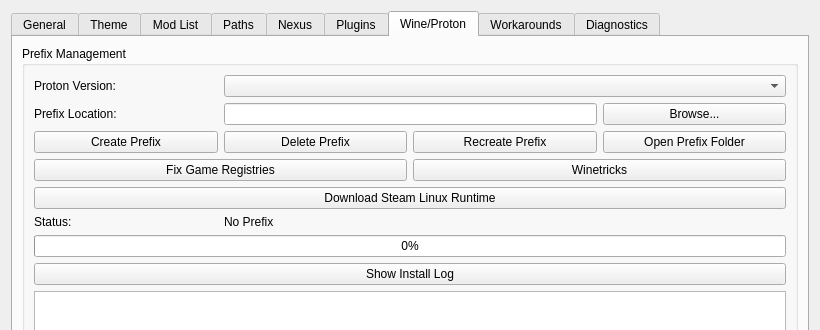
Above: src/src/settingsdialog.ui from saghm/Fluorine-Manager before the change; both pictures show x 0 to 820 and y 0 to 330 of the 820 by 592 pixel window. Below: the same form after it.
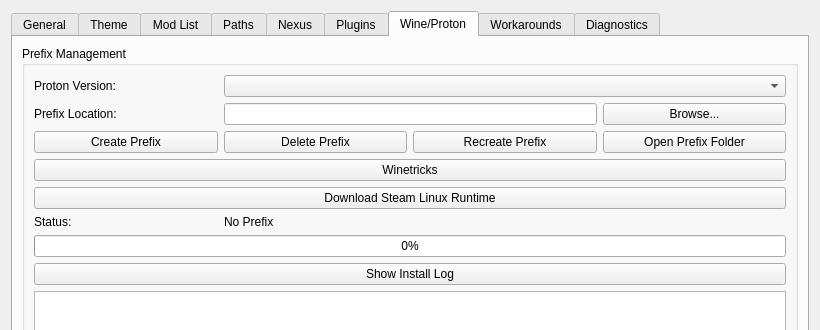
That is the form after the change. The open tabs and pages were chosen to show the change. Icons and pictures are not drawn. Custom widgets are drawn as their Qt base class.

Commit message:
Remove Fix Game Registries button, fix BethINI New Vegas detection
The auto-prompt in organizercore already offers to fix the registry
on launch, so the manual button is redundant.

BethINI Pie plugin compared against managedGame()->gameName(), but
GameFalloutNV returns "New Vegas" while BethINI's app folder is
"Fallout New Vegas" — add an alias map so NV is detected correctly.

```diff
--- a/src/src/settingsdialog.ui
+++ b/src/src/settingsdialog.ui
@@ -1783,17 +1783,7 @@
             </property>
            </widget>
           </item>
-          <item row="3" column="0" colspan="2">
-           <widget class="QPushButton" name="fixGameRegistriesButton">
-            <property name="text">
-             <string>Fix Game Registries</string>
-            </property>
-            <property name="toolTip">
-             <string>Re-apply Wine registry settings for the current prefix. Use this if games fail to detect their installation or have registry-related issues.</string>
-            </property>
-           </widget>
-          </item>
-          <item row="3" column="2" colspan="2">
+          <item row="3" column="0" colspan="4">
            <widget class="QPushButton" name="winetricksButton">
             <property name="text">
              <string>Winetricks</string>
```
The commit also changes 3 other files.
